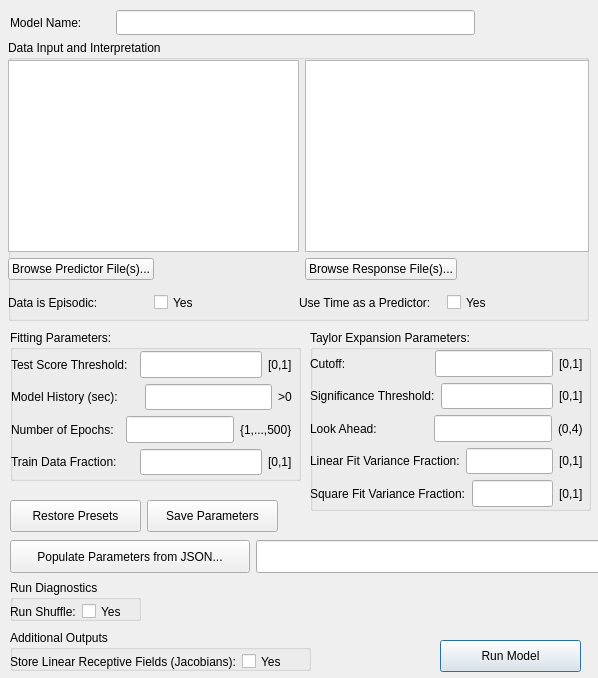
matovic5/neuro_mine, file neuro_mine/ui/mine_fit.ui: the form before one commit.
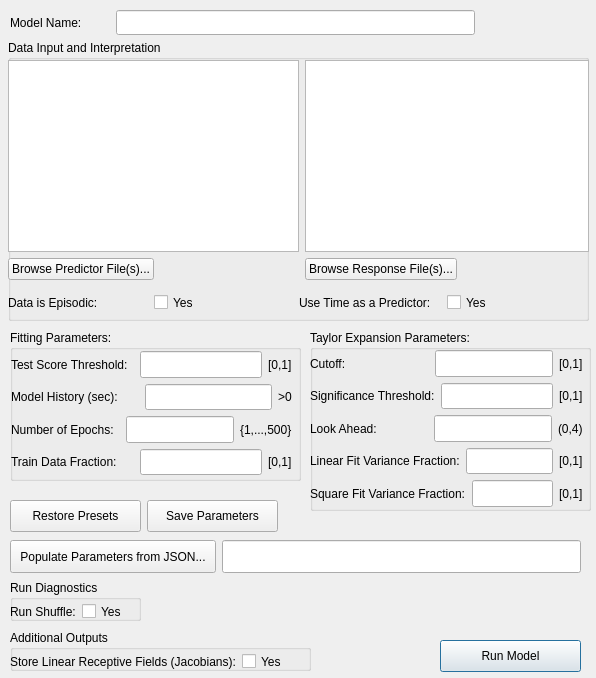
The form after the commit. Icons and pictures are not drawn.

Patch:
```diff
--- a/neuro_mine/ui/mine_fit.ui
+++ b/neuro_mine/ui/mine_fit.ui
@@ -6,7 +6,7 @@
    <rect>
     <x>0</x>
     <y>0</y>
-    <width>598</width>
+    <width>596</width>
     <height>678</height>
    </rect>
   </property>
@@ -746,7 +746,7 @@
     <rect>
      <x>10</x>
      <y>540</y>
-     <width>605</width>
+     <width>571</width>
      <height>33</height>
     </rect>
    </property>
```
